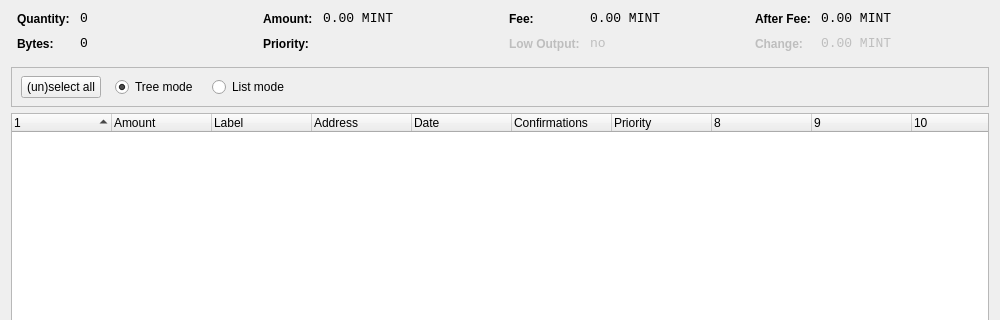
Before: the Qt Designer form src/qt/forms/coincontroldialog.ui in evilgenieent/Whitecoin, drawn with Qt 5; both pictures show x 0 to 1000 and y 0 to 320 of the 1000 by 500 pixel window.
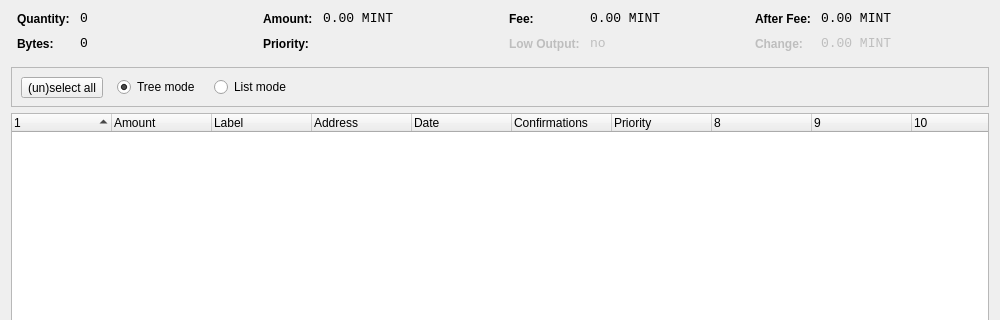
After: the same form once the commit is applied. Custom widgets are drawn as their Qt base class.

The edit to the form file:
```diff
--- a/src/qt/forms/coincontroldialog.ui
+++ b/src/qt/forms/coincontroldialog.ui
@@ -379,12 +379,12 @@
         <height>41</height>
        </rect>
       </property>
-      <layout class="QHBoxLayout" name="horizontalLayoutPanel" stretch="0,0,0,0,0">
+      <layout class="QHBoxLayout" name="horizontalLayoutPanel" stretch="0,0,0,0">
        <property name="spacing">
         <number>14</number>
        </property>
        <item>
-        <widget class="QPushButton" name="pushButtonSelectAll">
+        <widget class="QToolButton" name="toolButtonSelectAll">
          <property name="sizePolicy">
           <sizepolicy hsizetype="Maximum" vsizetype="Fixed">
            <horstretch>0</horstretch>
```
